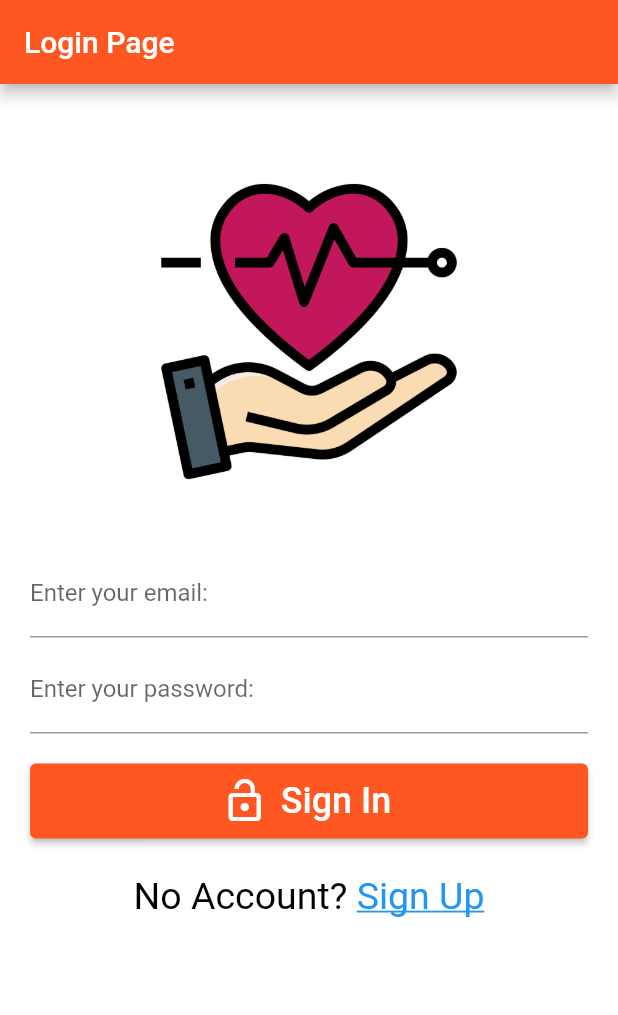
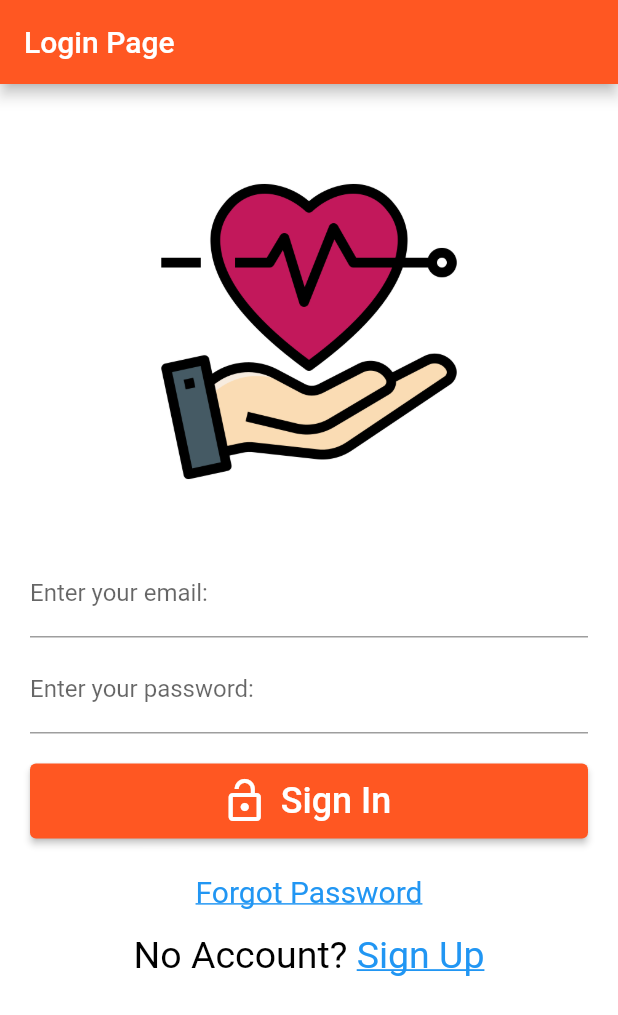
Before and after one commit to SalvinSuraj/asa_2, a Flutter app: the screen it shows after launch, on a phone screen of 412 x 824 dp. Shown: the top 1015 px of the screen. Run offline on Flutter 3.47's test engine with Material 2 defaults, Android fonts, the phone set to English and light mode, and no system bars; our stand-ins replace email_validator, firebase_auth, firebase_core; accounts and stored records are empty.

Commit message:
login, sign up done with forgot password(only ui)

```diff
--- /dev/null
+++ b/lib/Sign in/auth_page.dart
@@ -0,0 +1,18 @@
+import 'package:flutter/material.dart';
+import 'package:signin/Sign%20in/signup_widget.dart';
+
+import 'login.dart';
+
+class AuthPage extends StatefulWidget{
+  @override
+  _AuthPageState createState() => _AuthPageState();
+}
+class _AuthPageState extends State<AuthPage>{
+    bool isLogin = true;
+
+    Widget build(BuildContext context) => isLogin
+        ? LoginWidget(onClickedSignUp:toggle)
+        : SignUpWidget(onClickedSignIn:toggle);
+
+    void toggle() => setState(() => isLogin = !isLogin);
+}
--- a/lib/Sign in/login.dart
+++ b/lib/Sign in/login.dart
@@ -1,9 +1,17 @@
 import 'package:firebase_auth/firebase_auth.dart';
 import 'package:flutter/gestures.dart';
 import 'package:flutter/material.dart';
+import 'package:signin/home_page.dart';
 import 'package:signin/main.dart';
 
 class LoginWidget extends StatefulWidget {
+
+  final VoidCallback onClickedSignUp;
+
+  const LoginWidget({
+    Key? key,
+    required this.onClickedSignUp,
+  }) : super(key:key);
   @override
   _LoginWidgetState createState() => _LoginWidgetState();
 }
@@ -73,12 +81,26 @@ class _LoginWidgetState extends State<LoginWidget>{
           onPressed: signIn,
         ),
         SizedBox(height: 24),
+        GestureDetector(
+          child:Text('Forgot Password',style: TextStyle(
+              decoration: TextDecoration.underline,
+               color: Theme.of(context).colorScheme.secondary,
+          fontSize: 20,
+          ),
+          ),
+          onTap: () => Navigator.of(context).push(MaterialPageRoute(
+              builder: (context) => HomePage(),
+          )),
+        ),
+        SizedBox(height: 16,),
         RichText(
             text:TextSpan(
               style: TextStyle(color: Colors.black,fontSize: 25),
               text: "No Account? ",
               children: [
                 TextSpan(
+                  recognizer: TapGestureRecognizer()
+                  ..onTap = widget.onClickedSignUp,
                   text: 'Sign Up',
                   style: TextStyle(
                     decoration: TextDecoration.underline,
--- a/lib/main.dart
+++ b/lib/main.dart
@@ -2,8 +2,10 @@ import 'package:firebase_auth/firebase_auth.dart';
 import 'package:flutter/material.dart';
 import 'package:firebase_core/firebase_core.dart';
 import 'package:signin/home_page.dart';
-import 'package:signin/Sign%20in/login.dart';
 import 'package:signin/splash_screen.dart';
+
+import 'Sign in/auth_page.dart';
+
 
 
 
@@ -21,6 +23,7 @@ class MyApp extends StatelessWidget {
   @override
   Widget build(BuildContext context) {
     return MaterialApp(
+      debugShowCheckedModeBanner: false,
       navigatorKey: navigatorKey,
 
       title: 'Flutter Demo',
@@ -45,7 +48,7 @@ class MyHomePage extends StatelessWidget {
        }
        else
          {
-           return LoginWidget();
+           return AuthPage();
          }
       }
     )
--- a/pubspec.yaml
+++ b/pubspec.yaml
@@ -38,6 +38,7 @@ dependencies:
   cupertino_icons: ^1.0.2
   cloud_firestore: ^4.1.0
   firebase_auth: ^4.1.5
+  email_validator: ^2.1.17
 
 dev_dependencies:
   flutter_test:
```
Also changed, not shown: lib/Sign in/signup_widget.dart (added, +133 -0 lines), lib/Sign in/forgot_password_page.dart (added), pubspec.lock.
